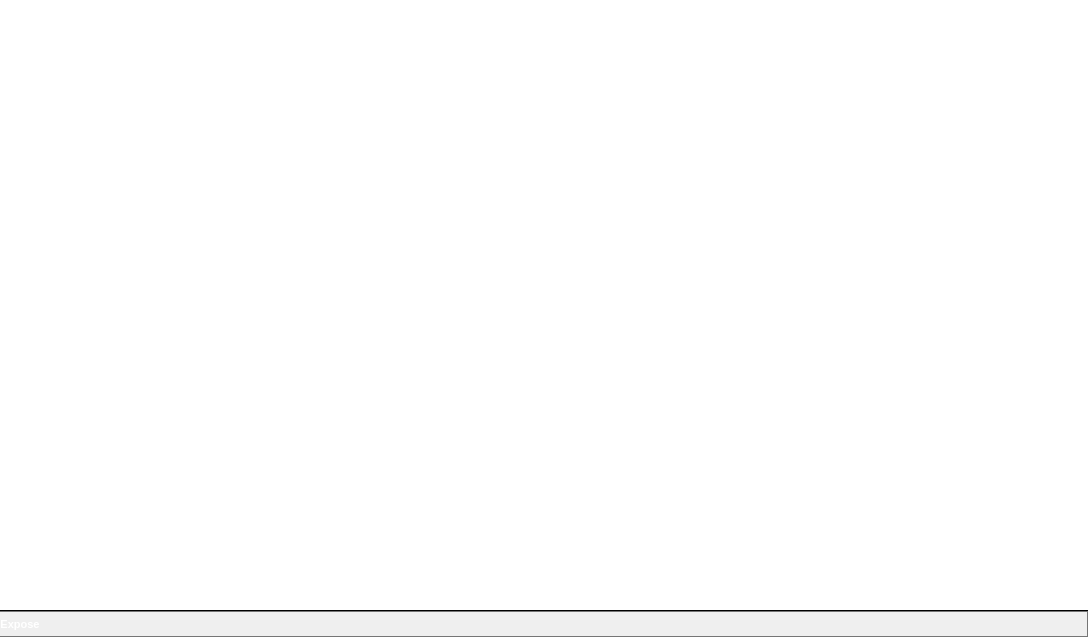
vadivelselvaraj/TulipGLImprovement, file library/tulip-gui/designer/Workspace.ui: the form before one commit.
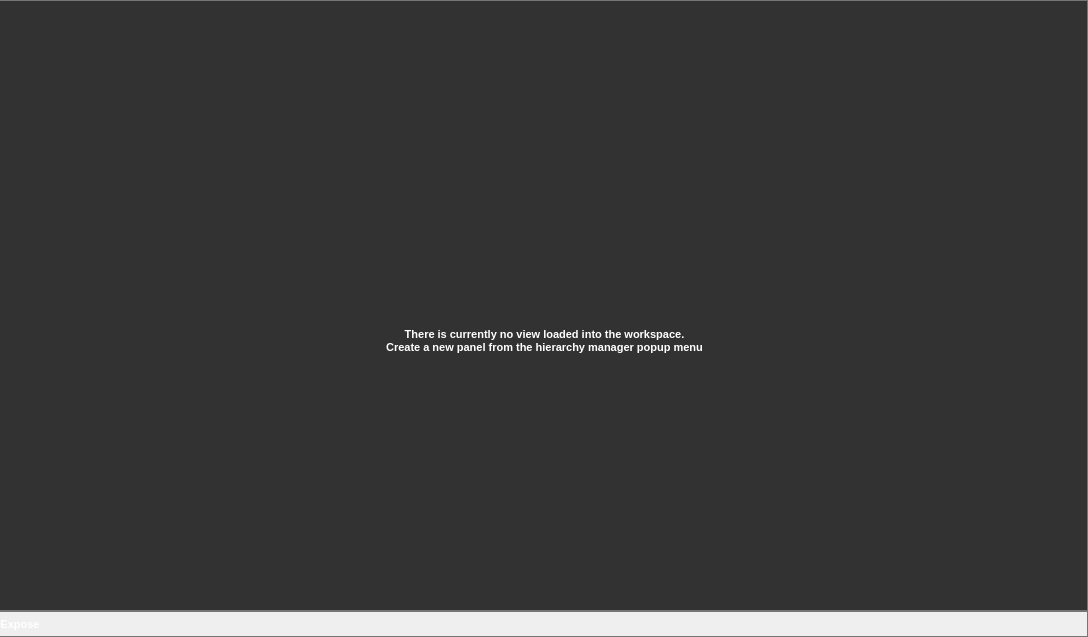
The form after the commit. Icons and pictures are not drawn.

Commit message: Started implementing the workspace Moved responsibility of the View's creation from the WorkspacePanel to the Workspace several modifications made to the resource pathes minor modifications to the graph perspective ui preparing for the next alpha release

```diff
--- a/library/tulip-gui/designer/Workspace.ui
+++ b/library/tulip-gui/designer/Workspace.ui
@@ -13,6 +13,10 @@
   <property name="styleSheet">
    <string notr="true">#Workspace {
 border: 0px;
+}
+
+QSplitter::handle {
+background-color: #505050;
 }</string>
   </property>
   <layout class="QVBoxLayout" name="verticalLayout">
@@ -23,7 +27,7 @@
     <number>0</number>
    </property>
    <item>
-    <widget class="QWidget" name="workspaceContents" native="true">
+    <widget class="QStackedWidget" name="workspaceContents">
      <property name="styleSheet">
       <string notr="true">#workspaceContents {
   border-bottom: 1px solid black;
@@ -33,6 +37,257 @@
   background-color: white;
 }</string>
      </property>
+     <property name="currentIndex">
+      <number>0</number>
+     </property>
+     <widget class="QWidget" name="singlePage">
+      <layout class="QVBoxLayout" name="verticalLayout_6">
+       <property name="margin">
+        <number>0</number>
+       </property>
+       <item>
+        <widget class="QWidget" name="startupMessage" native="true">
+         <property name="acceptDrops">
+          <bool>true</bool>
+         </property>
+         <property name="styleSheet">
+          <string notr="true">* {
+color: white;
+font: bold 11px;
+}
+
+#startupMessage {
+border-top: 1px solid rgba(117,117,117,255);
+border-bottom: 1px solid rgba(117,117,117,255);
+border-right: 1px solid rgba(117,117,117,255);
+border-left: 0px;
+background-color: rgb(50,50,50);
+}</string>
+         </property>
+         <layout class="QHBoxLayout" name="horizontalLayout_2">
+          <item>
+           <spacer name="startupSpacer2">
+            <property name="orientation">
+             <enum>Qt::Horizontal</enum>
+            </property>
+            <property name="sizeHint" stdset="0">
+             <size>
+              <width>40</width>
+              <height>20</height>
+             </size>
+            </property>
+           </spacer>
+          </item>
+          <item>
+           <layout class="QVBoxLayout" name="startupLayout">
+            <property name="spacing">
+             <number>6</number>
+            </property>
+            <item>
+             <spacer name="startupSpacer4">
+              <property name="orientation">
+               <enum>Qt::Vertical</enum>
+              </property>
+              <property name="sizeHint" stdset="0">
+               <size>
+                <width>20</width>
+                <height>40</height>
+               </size>
+              </property>
+             </spacer>
+            </item>
+            <item>
+             <layout class="QHBoxLayout" name="horizontalLayout_3">
+              <item>
+               <widget class="QLabel" name="label">
+                <property name="minimumSize">
+                 <size>
+                  <width>64</width>
+                  <height>64</height>
+                 </size>
+                </property>
+                <property name="maximumSize">
+                 <size>
+                  <width>64</width>
+                  <height>64</height>
+                 </size>
+                </property>
+                <property name="pixmap">
+                 <pixmap>:/tulip/gui/icons/list-add.svg</pixmap>
+                </property>
+                <property name="scaledContents">
+                 <bool>true</bool>
+                </property>
+                <property name="alignment">
+                 <set>Qt::AlignCenter</set>
+                </property>
+               </widget>
+              </item>
+             </layout>
+            </item>
+            <item>
+             <widget class="QLabel" name="startupMessageLabel">
+              <property name="text">
+               <string>&lt;!DOCTYPE HTML PUBLIC &quot;-//W3C//DTD HTML 4.0//EN&quot; &quot;http://www.w3.org/TR/REC-html40/strict.dtd&quot;&gt;
+&lt;html&gt;&lt;head&gt;&lt;meta name=&quot;qrichtext&quot; content=&quot;1&quot; /&gt;&lt;style type=&quot;text/css&quot;&gt;
+p, li { white-space: pre-wrap; }
+&lt;/style&gt;&lt;/head&gt;&lt;body style=&quot; font-family:'DejaVu Sans'; font-weight:600; font-style:normal;&quot;&gt;
+&lt;p style=&quot; margin-top:0px; margin-bottom:0px; margin-left:0px; margin-right:0px; -qt-block-indent:0; text-indent:0px;&quot;&gt;There is currently no view loaded into the workspace.&lt;br /&gt;Create a new panel from the hierarchy manager popup menu&lt;/p&gt;&lt;/body&gt;&lt;/html&gt;</string>
+              </property>
+              <property name="alignment">
+               <set>Qt::AlignCenter</set>
+              </property>
+             </widget>
+            </item>
+            <item>
+             <spacer name="startupSpacer3">
+              <property name="orientation">
+               <enum>Qt::Vertical</enum>
+              </property>
+              <property name="sizeHint" stdset="0">
+               <size>
+                <width>20</width>
+                <height>40</height>
+               </size>
+              </property>
+             </spacer>
+            </item>
+           </layout>
+          </item>
+          <item>
+           <spacer name="startupSpacer1">
+            <property name="orientation">
+             <enum>Qt::Horizontal</enum>
+            </property>
+            <property name="sizeHint" stdset="0">
+             <size>
+              <width>40</width>
+              <height>20</height>
+             </size>
+            </property>
+           </spacer>
+          </item>
+         </layout>
+        </widget>
+       </item>
+      </layout>
+     </widget>
+     <widget class="QWidget" name="exposePage"/>
+     <widget class="QWidget" name="splitPage">
+      <layout class="QVBoxLayout" name="verticalLayout_2">
+       <property name="spacing">
+        <number>0</number>
+       </property>
+       <property name="margin">
+        <number>0</number>
+       </property>
+       <item>
+        <widget class="QSplitter" name="splitPageSplitter">
+         <property name="orientation">
+          <enum>Qt::Horizontal</enum>
+         </property>
+         <property name="opaqueResize">
+          <bool>false</bool>
+         </property>
+         <property name="handleWidth">
+          <number>1</number>
+         </property>
+         <property name="childrenCollapsible">
+          <bool>false</bool>
+         </property>
+         <widget class="QWidget" name="splitPanel1" native="true">
+          <property name="styleSheet">
+           <string notr="true">background-color:red;</string>
+          </property>
+         </widget>
+         <widget class="QWidget" name="splitPanel2" native="true">
+          <property name="styleSheet">
+           <string notr="true">background-color:green;</string>
+          </property>
+         </widget>
+        </widget>
+       </item>
+      </layout>
+     </widget>
+     <widget class="QWidget" name="gridPage">
+      <layout class="QVBoxLayout" name="verticalLayout_3">
+       <property name="spacing">
+        <number>0</number>
+       </property>
+       <property name="margin">
+        <number>0</number>
+       </property>
+       <item>
+        <widget class="QSplitter" name="gridPageVeritcalSplitter">
+         <property name="orientation">
+          <enum>Qt::Horizontal</enum>
+         </property>
+         <property name="opaqueResize">
+          <bool>false</bool>
+         </property>
+         <property name="handleWidth">
+          <number>1</number>
+         </property>
+         <property name="childrenCollapsible">
+          <bool>false</bool>
+         </property>
+         <widget class="QWidget" name="gridPageLeftSide" native="true">
+          <layout class="QVBoxLayout" name="verticalLayout_4">
+           <property name="spacing">
+            <number>0</number>
+           </property>
+           <property name="margin">
+            <number>0</number>
+           </property>
+           <item>
+            <widget class="QSplitter" name="gridPageLeftHorizontalSplitter">
+             <property name="orientation">
+              <enum>Qt::Vertical</enum>
+             </property>
+             <property name="opaqueResize">
+              <bool>false</bool>
+             </property>
+             <property name="handleWidth">
+              <number>1</number>
+             </property>
+             <property name="childrenCollapsible">
+              <bool>false</bool>
+             </property>
+             <widget class="QWidget" name="gridPageView1" native="true"/>
+             <widget class="QWidget" name="gridPageView2" native="true"/>
+            </widget>
+           </item>
+          </layout>
+         </widget>
+         <widget class="QWidget" name="gridPageRightSide" native="true">
+          <layout class="QVBoxLayout" name="verticalLayout_5">
+           <property name="margin">
+            <number>0</number>
+           </property>
+           <item>
+            <widget class="QSplitter" name="gridPageRightHorizontalSplitter">
+             <property name="orientation">
+              <enum>Qt::Vertical</enum>
+             </property>
+             <property name="opaqueResize">
+              <bool>false</bool>
+             </property>
+             <property name="handleWidth">
+              <number>1</number>
+             </property>
+             <property name="childrenCollapsible">
+              <bool>false</bool>
+             </property>
+             <widget class="QWidget" name="gridPageView3" native="true"/>
+             <widget class="QWidget" name="gridPageView4" native="true"/>
+            </widget>
+           </item>
+          </layout>
+         </widget>
+        </widget>
+       </item>
+      </layout>
+     </widget>
     </widget>
    </item>
    <item>
```
Left out of the diff: 150 changed lines with no effect on the pictures. The commit also changes 15 other files.
